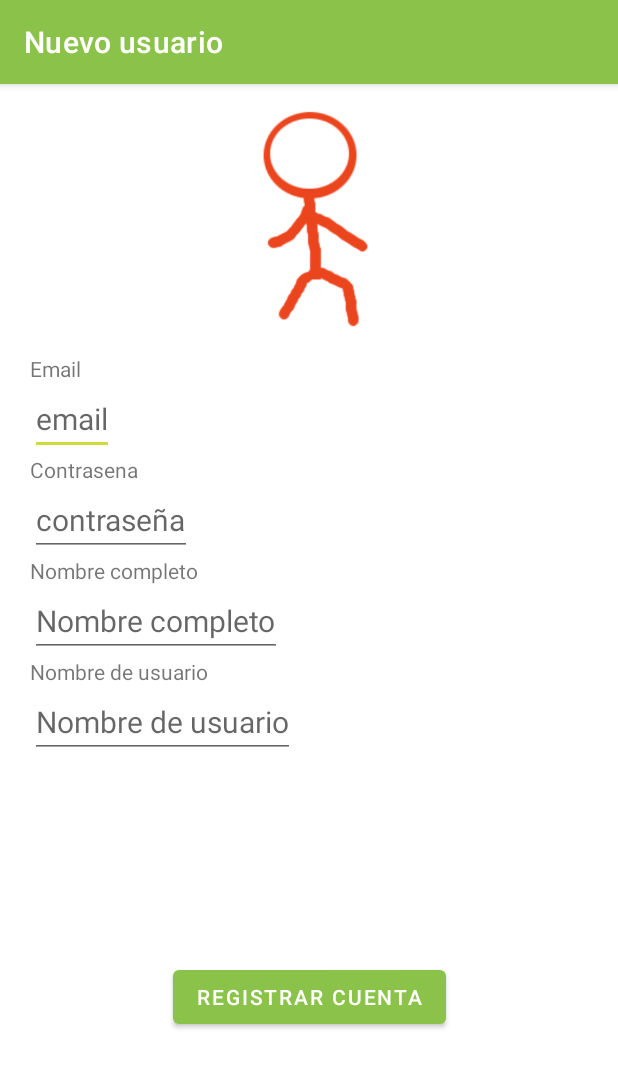
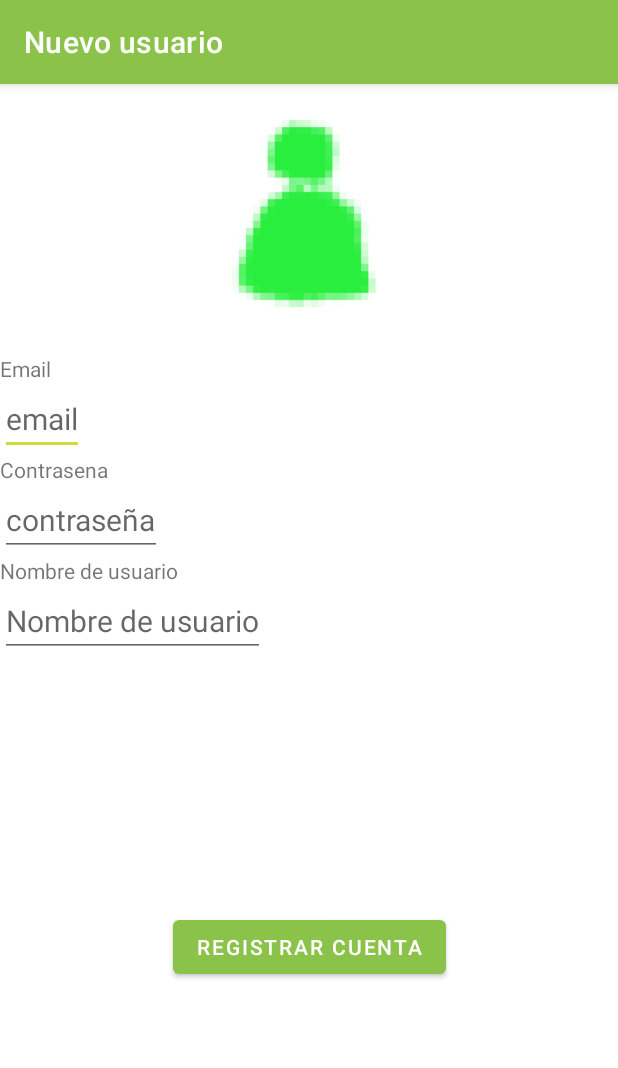
Before and after one commit to saragl728/ProyectoClasesSRPG, an Android app: the RegistroActivity screen opened directly, with no data from a screen before it, on a phone screen of 412 x 824 dp. Shown: the top 1068 px of the screen. Run offline under Robolectric (Android 15) with nearby library versions, the phone set to English and light mode, and no system bars; our stand-ins replace Firebase (no records; nobody signed in at launch, a user with empty details on screens opened directly).

Commit message:
Añado una imagen a la actividad de inicio de sesión, pongo márgenes y quito una parte de la actividad de registro

```diff
--- a/app/src/main/res/layout/activity_registro.xml
+++ b/app/src/main/res/layout/activity_registro.xml
@@ -4,7 +4,9 @@
     xmlns:tools="http://schemas.android.com/tools"
     android:layout_width="match_parent"
     android:layout_height="match_parent"
-    tools:context=".RegistroActivity">
+    tools:context=".RegistroActivity"
+    android:layout_marginVertical="10dp"
+    android:layout_marginHorizontal="20dp">
 
     <ImageView
         android:id="@+id/imagenRegistro"
@@ -17,7 +19,6 @@
 
     <TextView
         android:id="@+id/textoEmail"
-        android:layout_marginLeft="20dp"
         android:layout_width="wrap_content"
         android:layout_height="wrap_content"
         android:text="Email"
@@ -26,7 +27,6 @@
 
     <EditText
         android:id="@+id/email"
-        android:layout_marginLeft="20dp"
         android:layout_width="wrap_content"
         android:layout_height="wrap_content"
         android:textSize="20dp"
@@ -35,7 +35,6 @@
         app:layout_constraintTop_toBottomOf="@id/textoEmail"/>
 
     <TextView
-        android:layout_marginLeft="20dp"
         android:id="@+id/textoContrasenya"
         android:layout_width="wrap_content"
         android:layout_height="wrap_content"
@@ -44,7 +43,6 @@
         app:layout_constraintTop_toBottomOf="@id/email"/>
 
     <EditText
-        android:layout_marginLeft="20dp"
         android:id="@+id/contrasenya"
         android:layout_width="wrap_content"
         android:layout_height="wrap_content"
@@ -54,37 +52,16 @@
         app:layout_constraintLeft_toLeftOf="parent"
         app:layout_constraintTop_toBottomOf="@id/textoContrasenya"/>
 
-    <TextView
-        android:layout_marginLeft="20dp"
-        android:id="@+id/textoNombreCompleto"
-        android:layout_width="wrap_content"
-        android:layout_height="wrap_content"
-        android:text="Nombre completo"
-        app:layout_constraintLeft_toLeftOf="parent"
-        app:layout_constraintTop_toBottomOf="@id/contrasenya"/>
-
-    <EditText
-        android:layout_marginLeft="20dp"
-        android:id="@+id/nombreCompleto"
-        android:layout_width="wrap_content"
-        android:layout_height="wrap_content"
-        android:textSize="20dp"
-        android:hint="Nombre completo"
-        app:layout_constraintLeft_toLeftOf="parent"
-        app:layout_constraintTop_toBottomOf="@id/textoNombreCompleto"/>
-
 
     <TextView
-        android:layout_marginLeft="20dp"
         android:id="@+id/textoNombreUsuario"
         android:layout_width="wrap_content"
         android:layout_height="wrap_content"
         android:text="Nombre de usuario"
         app:layout_constraintLeft_toLeftOf="parent"
-        app:layout_constraintTop_toBottomOf="@id/nombreCompleto"/>
+        app:layout_constraintTop_toBottomOf="@id/contrasenya" />
 
     <EditText
-        android:layout_marginLeft="20dp"
         android:id="@+id/nombreUsuario"
         android:layout_width="wrap_content"
         android:layout_height="wrap_content"
```
Also changed, not shown: app/src/main/java/com/example/proyectoclasessrpg/RegistroActivity.kt (+6 -6 lines), app/src/main/res/layout/activity_main.xml (+12 -2 lines), app/src/main/res/drawable/imageninicio.png (added), app/src/main/res/drawable/imagenregistro.png.
